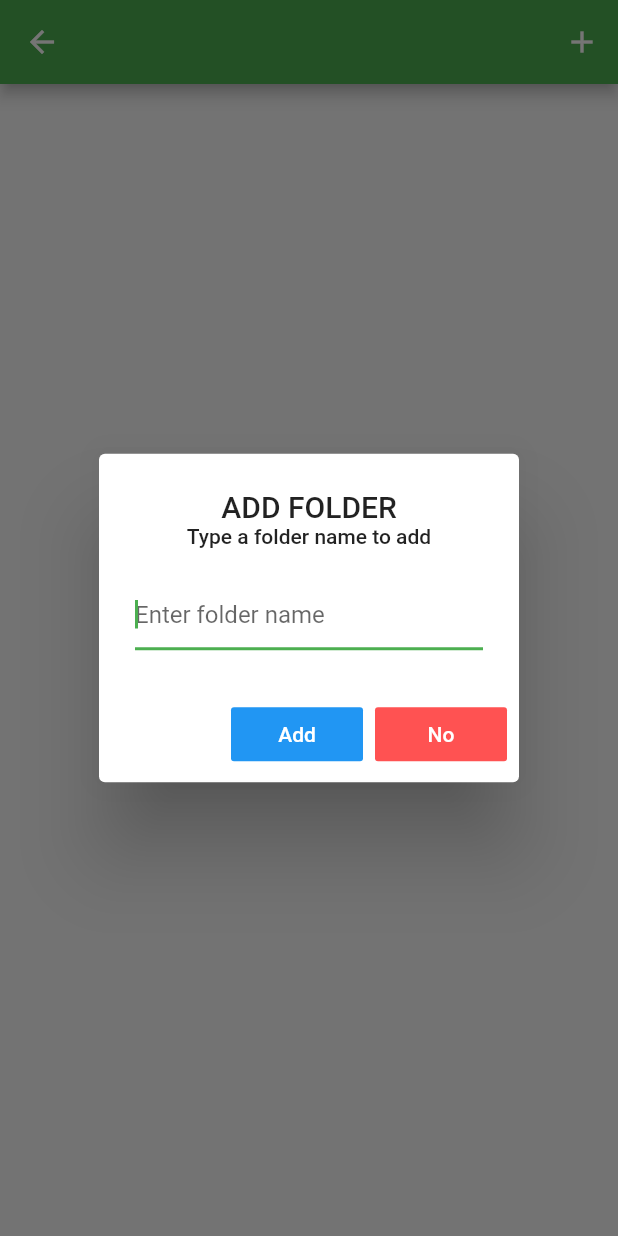
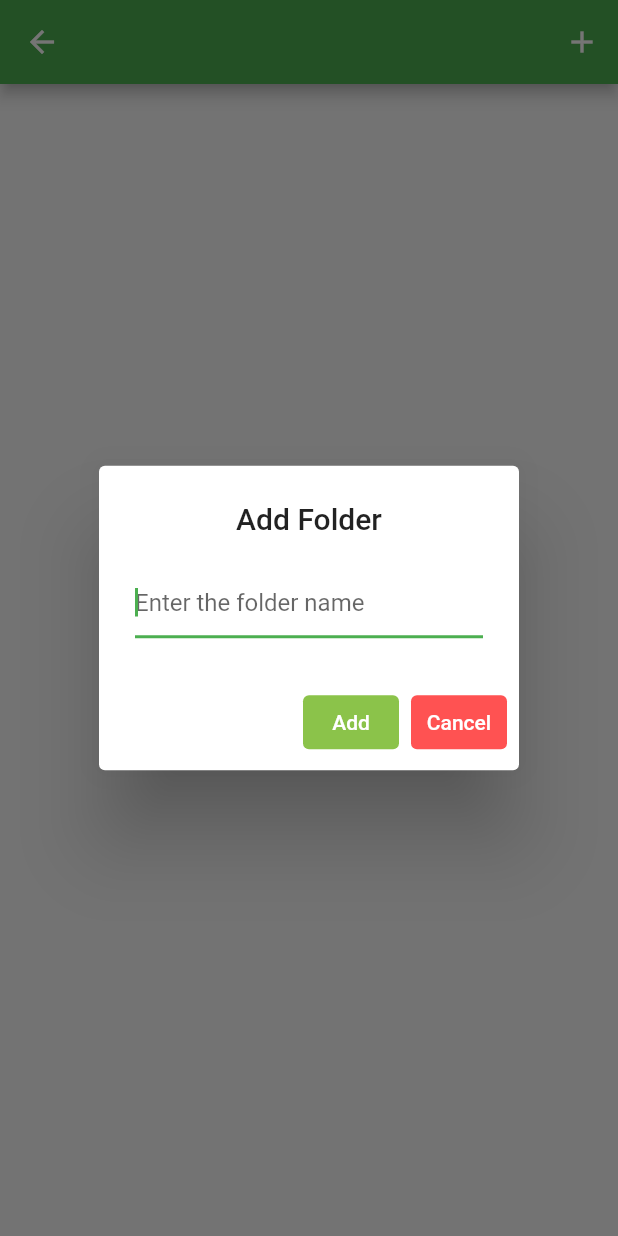
Before and after one commit to bashiryousufy/SSE3151_project, a Flutter app: the InnerFolder screen opened directly with empty values, after a tap on the "add" icon, on a phone screen of 412 x 824 dp. Run offline on Flutter 3.47's test engine with Material 2 defaults, Android fonts, the phone set to English and light mode, and no system bars; our stand-ins replace cloud_firestore, file_picker, firebase_core, firebase_storage, geolocator, image_picker and 2 more; missing offline and left inert: flutter_pdfview; accounts and stored records are empty.

```diff
--- a/lib/Screens/inner_folder_screen.dart
+++ b/lib/Screens/inner_folder_screen.dart
@@ -5,6 +5,7 @@ import 'package:path_provider/path_provider.dart';
 
 class InnerFolder extends StatefulWidget {
   InnerFolder({required this.filespath});
+
   final String filespath;
 
   @override
@@ -15,6 +16,7 @@ class InnerFolder extends StatefulWidget {
 
 class InnerFolderState extends State<InnerFolder> {
   String get fileStr => widget.filespath;
+
   Future<String> createFolderInAppDocDir(String folderName) async {
     //Get this App Document Directory
 
@@ -53,15 +55,9 @@ class InnerFolderState extends State<InnerFolder> {
           title: Column(
             children: [
               Text(
-                'ADD FOLDER',
+                'Add Folder',
                 textAlign: TextAlign.left,
               ),
-              Text(
-                'Type a folder name to add',
-                style: TextStyle(
-                  fontSize: 14,
-                ),
-              )
             ],
           ),
           content: StatefulBuilder(
@@ -69,7 +65,7 @@ class InnerFolderState extends State<InnerFolder> {
               return TextField(
                 controller: folderController,
                 autofocus: true,
-                decoration: InputDecoration(hintText: 'Enter folder name'),
+                decoration: InputDecoration(hintText: 'Enter the folder name'),
                 onChanged: (val) {
                   setState(() {
                     nameOfFolder = folderController.text;
@@ -80,8 +76,8 @@ class InnerFolderState extends State<InnerFolder> {
             },
           ),
           actions: <Widget>[
-            FlatButton(
-              color: Colors.blue,
+            TextButton(
+              style: TextButton.styleFrom(backgroundColor: Colors.lightGreen),
               child: Text(
                 'Add',
                 style: TextStyle(color: Colors.white),
@@ -98,10 +94,10 @@ class InnerFolderState extends State<InnerFolder> {
                 }
               },
             ),
-            FlatButton(
-              color: Colors.redAccent,
+            TextButton(
+              style: TextButton.styleFrom(backgroundColor: Colors.redAccent),
               child: Text(
-                'No',
+                'Cancel',
                 style: TextStyle(color: Colors.white),
               ),
               onPressed: () {
@@ -115,6 +111,7 @@ class InnerFolderState extends State<InnerFolder> {
   }
 
   late List<FileSystemEntity> _folders;
+
   Future<void> getDir() async {
     /* final directory = await getApplicationDocumentsDirectory();
     final dir = directory.path;
--- a/pubspec.yaml
+++ b/pubspec.yaml
@@ -31,6 +31,7 @@ dependencies:
     sdk: flutter
   path_provider: ^2.0.8
   local_auth: ^1.1.10
+  file_picker: ^4.4.0
   image_picker: ^0.8.4+9
   geolocator: ^8.0.1
   pdf: ^3.7.1
```
Also changed, not shown: lib/Screens/document_details_screen.dart (renamed from lib/Screens/photo_desc_screen.dart, +24 -14 lines), lib/Screens/folders_screen.dart (+26 -19 lines), pubspec.lock.
